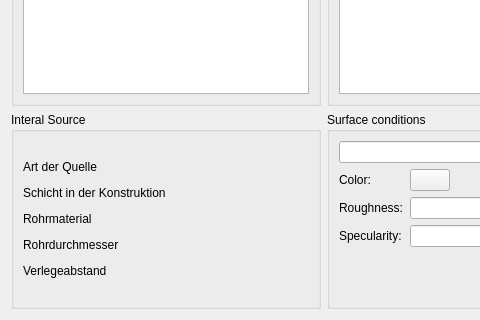
Old version of the form SIM-VICUS/src/SVDBComponentEditWidget.ui in the repository ghorwin/SIM-VICUS; both pictures show x 0 to 480 and y 445 to 765 of the 648 by 765 pixel window.
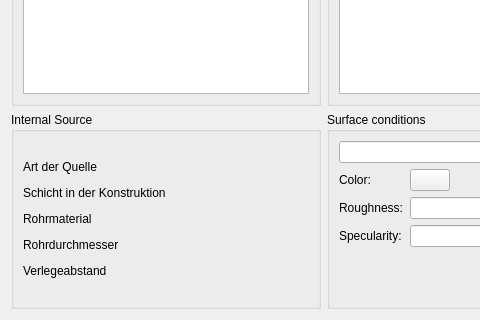
New version of the form. Custom widgets are drawn as their Qt base class.

Commit message: spelling mistake

Patch:
```diff
--- a/SIM-VICUS/src/SVDBComponentEditWidget.ui
+++ b/SIM-VICUS/src/SVDBComponentEditWidget.ui
@@ -174,7 +174,7 @@
      <item row="1" column="0">
       <widget class="QGroupBox" name="groupBox_5">
        <property name="title">
-        <string>Interal Source</string>
+        <string>Internal Source</string>
        </property>
        <layout class="QGridLayout" name="gridLayout_6">
         <item row="0" column="0">
```
